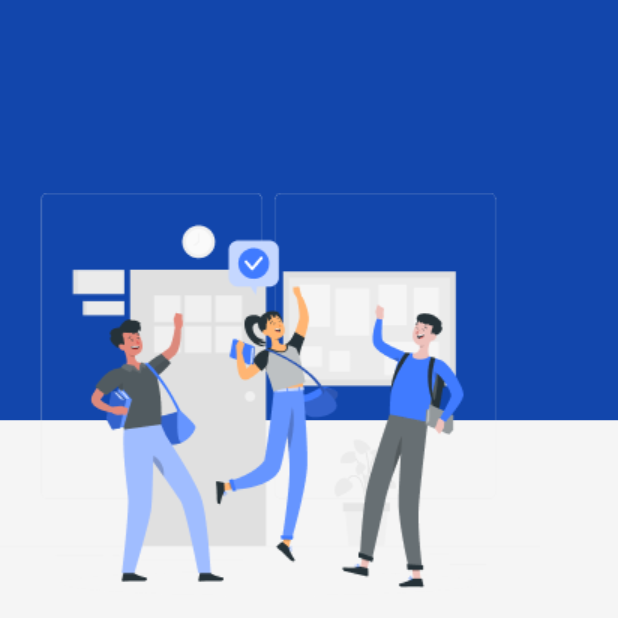
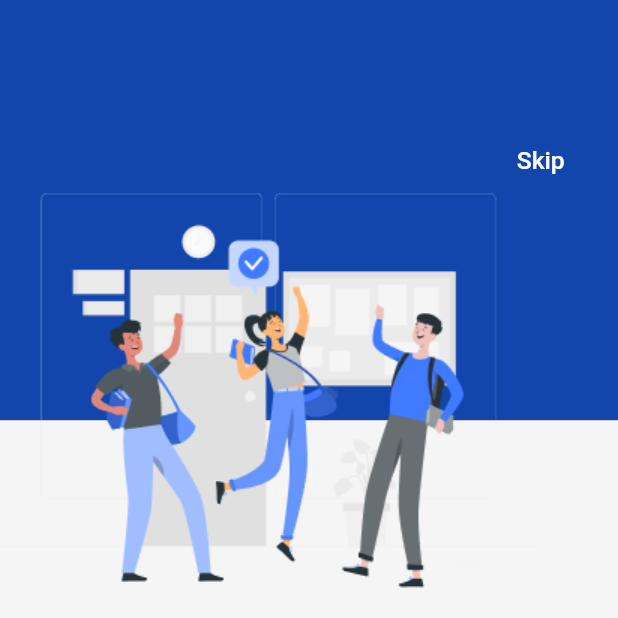
Before and after one commit to lakshya1goel/BytePad, a Flutter app: the screen it shows after launch, on a phone screen of 412 x 824 dp, the top half of it. Run offline on Flutter 3.47's test engine with Material 2 defaults, Android fonts, the phone set to English and light mode, and no system bars; drawn by our look-alikes of carousel_slider; project files that could hold a hidden picture were left out.

Commit message:
add skip button in onboarding screen

```diff
--- a/lib/Views/Pages/OnboardingScreens/first_onboarding_screen.dart
+++ b/lib/Views/Pages/OnboardingScreens/first_onboarding_screen.dart
@@ -120,7 +120,7 @@ class _FirstOnboardingScreenState extends State<FirstOnboardingScreen> {
                         onPressed: onNextButtonPressed,
                         child: Padding(
                           padding: const EdgeInsets.all(12.0),
-                          child: Text("NEXT",
+                          child:  Text("NEXT",
                             style: TextStyle(
                               fontSize: size.width*0.05,
                             ),
@@ -138,6 +138,25 @@ class _FirstOnboardingScreenState extends State<FirstOnboardingScreen> {
                     ),
                   ),
                 ),
+                Positioned(
+                  bottom: size.height*0.75,
+                  left: size.width*0.75,
+                  right: 0,
+                  child: TextButton(
+                    onPressed: () {
+                      Navigator.pushReplacement(
+                        context,
+                        MaterialPageRoute(builder: (context) => LoginPage()),
+                      );
+                    },
+                    child: Text("Skip",
+                      style: TextStyle(
+                        color: Colors.white,
+                        fontSize: size.width*0.04,
+                      ),
+                    ),
+                  ),
+                ),
               ],
             ),
           ],
```
